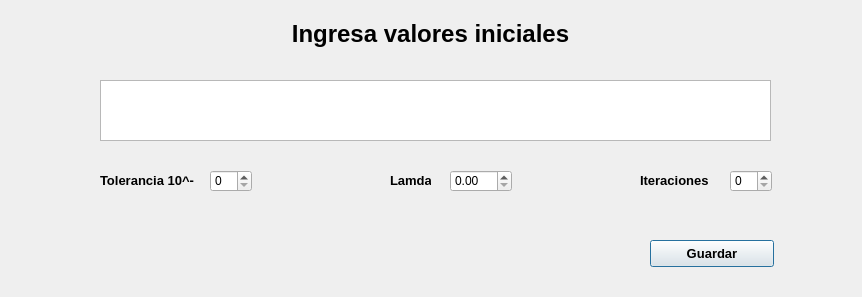
Before: the Qt Designer form UI/valoresiniciales.ui in dhoyoso/AnalisisNumerico, drawn with Qt 5.
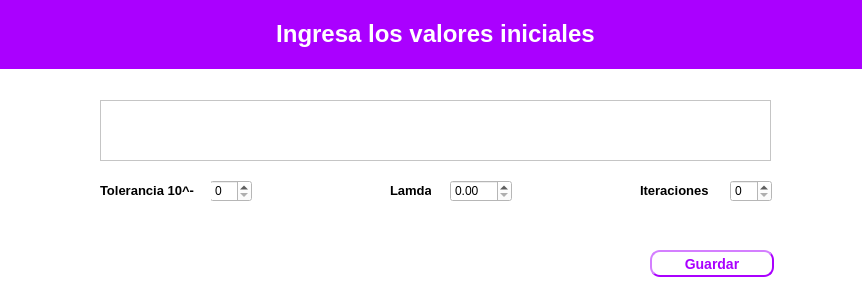
After: the same form once the commit is applied.

```diff
--- a/UI/valoresiniciales.ui
+++ b/UI/valoresiniciales.ui
@@ -13,35 +13,35 @@
   <property name="windowTitle">
    <string>Dialog</string>
   </property>
-  <widget class="QLabel" name="label">
-   <property name="geometry">
-    <rect>
-     <x>10</x>
-     <y>20</y>
-     <width>841</width>
-     <height>29</height>
-    </rect>
-   </property>
-   <property name="text">
-    <string>&lt;html&gt;&lt;head/&gt;&lt;body&gt;&lt;p align=&quot;center&quot;&gt;&lt;span style=&quot; font-size:18pt; font-weight:600;&quot;&gt;Ingresa valores iniciales&lt;/span&gt;&lt;/p&gt;&lt;/body&gt;&lt;/html&gt;</string>
-   </property>
-  </widget>
+  <property name="styleSheet">
+   <string notr="true">background-color: rgb(255, 255, 255);</string>
+  </property>
   <widget class="QPushButton" name="guardar">
    <property name="geometry">
     <rect>
      <x>650</x>
-     <y>240</y>
+     <y>250</y>
      <width>124</width>
      <height>27</height>
     </rect>
    </property>
    <property name="font">
     <font>
-     <pointsize>10</pointsize>
+     <pointsize>-1</pointsize>
      <weight>75</weight>
+     <italic>false</italic>
      <bold>true</bold>
     </font>
    </property>
+   <property name="styleSheet">
+    <string notr="true">color: rgb(170, 0, 255);
+	border-width: 2px;
+    border-style: outset;
+    border-radius: 10px;
+    border-color:rgb(170, 0, 255);
+    font: bold 14px;
+    padding: 6px;</string>
+   </property>
    <property name="text">
     <string>Guardar</string>
    </property>
@@ -50,7 +50,7 @@
    <property name="geometry">
     <rect>
      <x>100</x>
-     <y>80</y>
+     <y>100</y>
      <width>671</width>
      <height>61</height>
     </rect>
@@ -60,7 +60,7 @@
    <property name="geometry">
     <rect>
      <x>210</x>
-     <y>170</y>
+     <y>180</y>
      <width>42</width>
      <height>22</height>
     </rect>
@@ -70,7 +70,7 @@
    <property name="geometry">
     <rect>
      <x>100</x>
-     <y>170</y>
+     <y>180</y>
      <width>111</width>
      <height>21</height>
     </rect>
@@ -83,7 +83,7 @@
    <property name="geometry">
     <rect>
      <x>390</x>
-     <y>170</y>
+     <y>180</y>
      <width>41</width>
      <height>21</height>
     </rect>
@@ -96,7 +96,7 @@
    <property name="geometry">
     <rect>
      <x>730</x>
-     <y>170</y>
+     <y>180</y>
      <width>42</width>
      <height>22</height>
     </rect>
@@ -106,7 +106,7 @@
    <property name="geometry">
     <rect>
      <x>640</x>
-     <y>170</y>
+     <y>180</y>
      <width>71</width>
      <height>21</height>
     </rect>
@@ -119,12 +119,28 @@
    <property name="geometry">
     <rect>
      <x>450</x>
-     <y>170</y>
+     <y>180</y>
      <width>62</width>
      <height>22</height>
     </rect>
    </property>
   </widget>
+  <widget class="QLabel" name="label_2">
+   <property name="geometry">
+    <rect>
+     <x>0</x>
+     <y>0</y>
+     <width>871</width>
+     <height>69</height>
+    </rect>
+   </property>
+   <property name="styleSheet">
+    <string notr="true">background-color: rgb(170, 0, 255);</string>
+   </property>
+   <property name="text">
+    <string>&lt;html&gt;&lt;head/&gt;&lt;body&gt;&lt;p align=&quot;center&quot;&gt;&lt;span style=&quot; font-size:18pt; font-weight:600; color:#ffffff;&quot;&gt;Ingresa los valores iniciales&lt;/span&gt;&lt;/p&gt;&lt;/body&gt;&lt;/html&gt;</string>
+   </property>
+  </widget>
  </widget>
  <resources/>
  <connections/>
```
